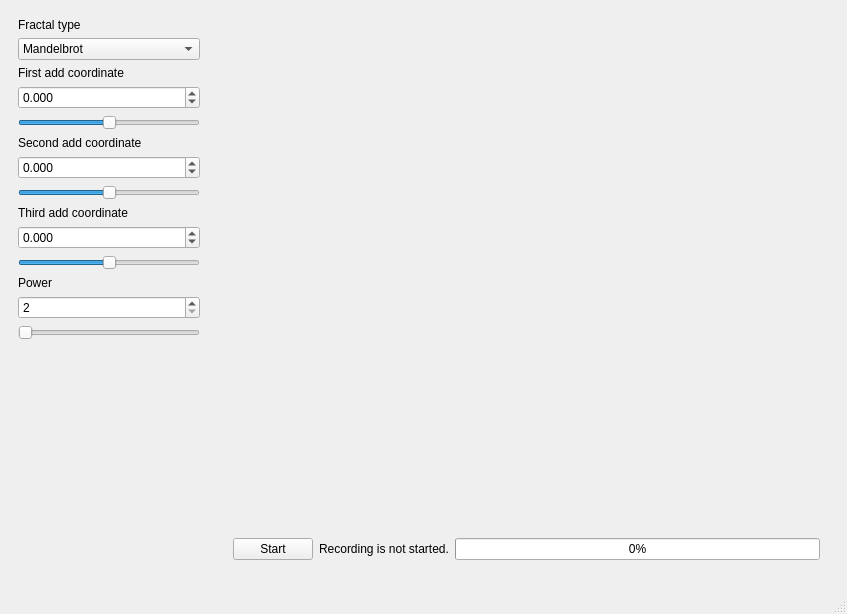
Above: mainwindow.ui from Constantor/fractals3d before the change. Below: the same form after it.
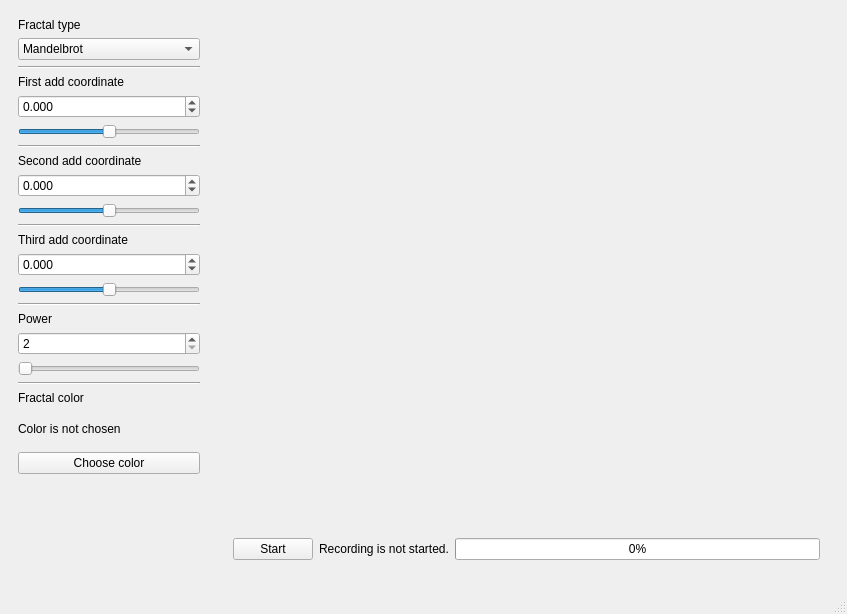
That is the form after the change. Custom widgets are drawn as their Qt base class.

```diff
--- a/mainwindow.ui
+++ b/mainwindow.ui
@@ -61,6 +61,16 @@
 									</item>
 								</widget>
 							</item>
+							<item>
+								<widget class="QFrame">
+									<property name="frameShape">
+										<enum>QFrame::HLine</enum>
+									</property>
+									<property name="frameShadow">
+										<enum>QFrame::Sunken</enum>
+									</property>
+								</widget>
+							</item>
 							<item>
 								<widget class="QLabel" name="firstCoordLabel">
 									<property name="text">
@@ -100,6 +110,16 @@
 									</property>
 								</widget>
 							</item>
+							<item>
+								<widget class="QFrame">
+									<property name="frameShape">
+										<enum>QFrame::HLine</enum>
+									</property>
+									<property name="frameShadow">
+										<enum>QFrame::Sunken</enum>
+									</property>
+								</widget>
+							</item>
 							<item>
 								<widget class="QLabel" name="secondCoordLabel">
 									<property name="text">
@@ -139,6 +159,16 @@
 									</property>
 								</widget>
 							</item>
+							<item>
+								<widget class="QFrame">
+									<property name="frameShape">
+										<enum>QFrame::HLine</enum>
+									</property>
+									<property name="frameShadow">
+										<enum>QFrame::Sunken</enum>
+									</property>
+								</widget>
+							</item>
 							<item>
 								<widget class="QLabel" name="thirdCoordLabel">
 									<property name="text">
@@ -175,6 +205,16 @@
 									</property>
 								</widget>
 							</item>
+							<item>
+								<widget class="QFrame">
+									<property name="frameShape">
+										<enum>QFrame::HLine</enum>
+									</property>
+									<property name="frameShadow">
+										<enum>QFrame::Sunken</enum>
+									</property>
+								</widget>
+							</item>
 							<item>
 								<widget class="QLabel" name="powerLabel">
 									<property name="text">
@@ -208,6 +248,47 @@
 									</property>
 								</widget>
 							</item>
+							<item>
+								<widget class="QFrame">
+									<property name="frameShape">
+										<enum>QFrame::HLine</enum>
+									</property>
+									<property name="frameShadow">
+										<enum>QFrame::Sunken</enum>
+									</property>
+								</widget>
+							</item>
+							<item>
+								<widget class="QLabel" name="colorHintLabel">
+									<property name="text">
+										<string>Fractal color</string>
+									</property>
+								</widget>
+							</item>
+							<item>
+								<widget class="QLabel" name="colorLabel">
+									<property name="text">
+										<string>Color is not chosen</string>
+									</property>
+									<property name="frameStyle">
+										<enum>QFrame::Sunken</enum>
+										<enum>QFrame::Panel</enum>
+									</property>
+									<property name="minimumSize">
+										<size>
+											<width>0</width>
+											<height>35</height>
+										</size>
+									</property>
+								</widget>
+							</item>
+							<item>
+								<widget class="QPushButton" name="colorButton">
+									<property name="text">
+										<string>Choose color</string>
+									</property>
+								</widget>
+							</item>
 							<item>
 								<spacer name="verticalSpacer">
 									<property name="orientation">
```
